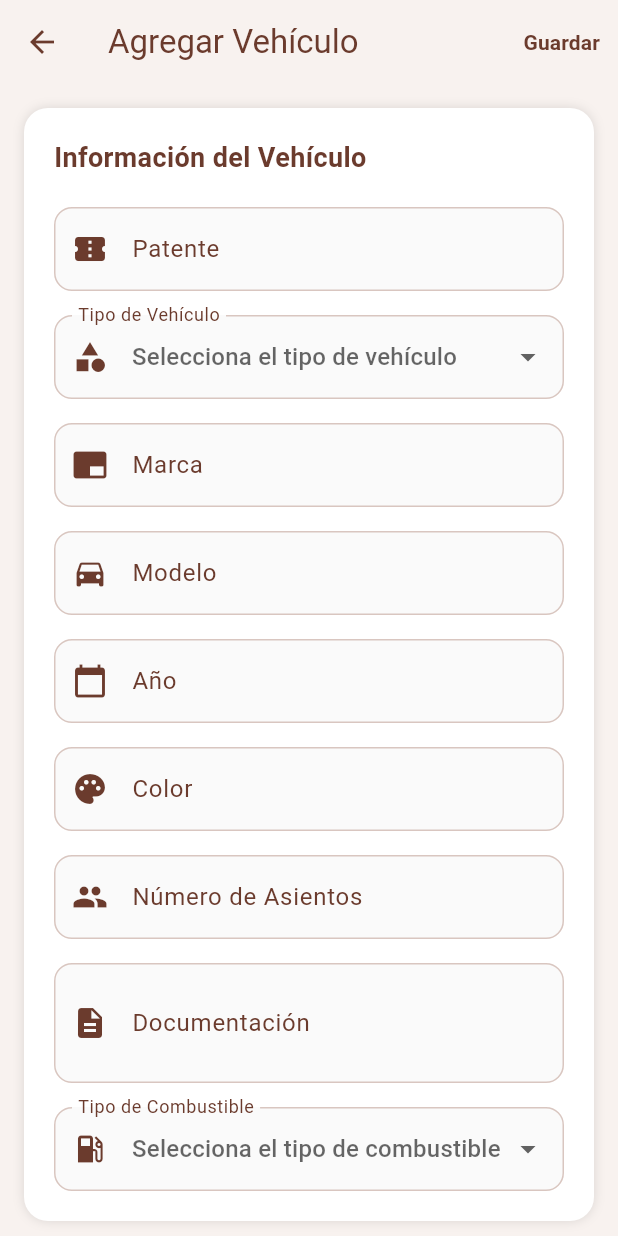
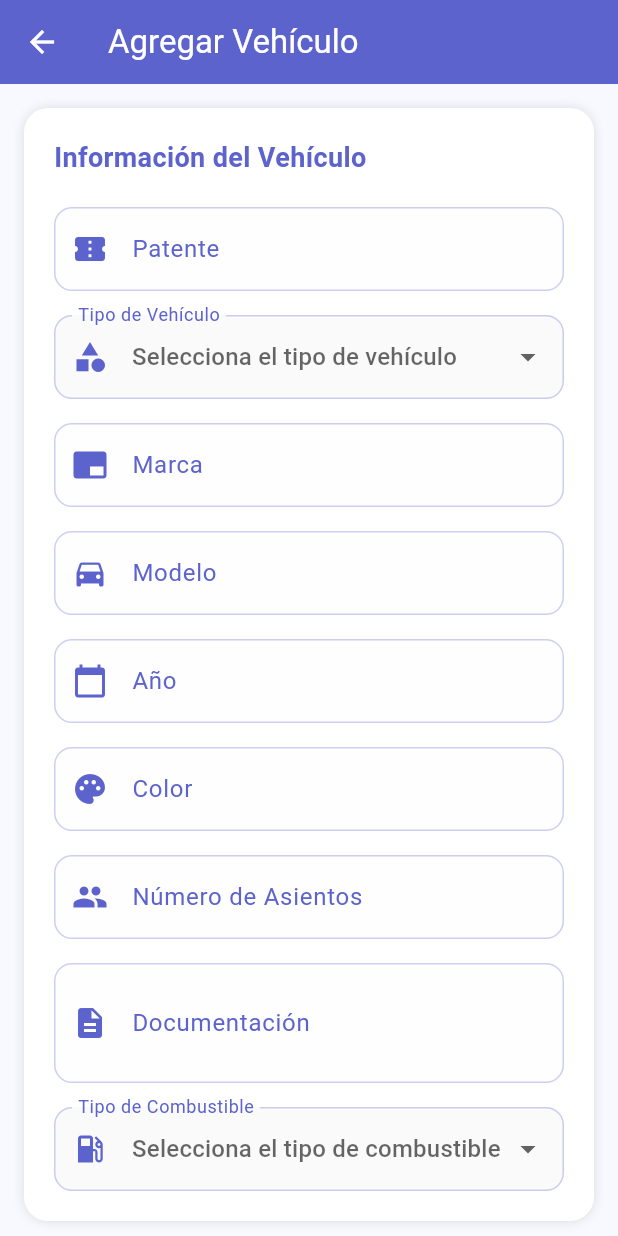
Before and after one commit to JoMULLOA/BioRuta, a Flutter app: the AgregarVehiculoPage screen opened directly, on a phone screen of 412 x 824 dp. Run offline on Flutter 3.47's test engine with Material 3 defaults, Android fonts, the phone set to English and light mode, and no system bars; our stand-ins replace fl_chart, flutter_local_notifications, flutter_secure_storage, geolocator, jwt_decoder, permission_handler and 2 more; missing offline and left inert: flutter_osm_plugin; accounts and stored records are empty.

Commit message:
colores de veiculos
colores de veiculos

```diff
--- a/frontend/lib/perfil/agregar_vehiculo.dart
+++ b/frontend/lib/perfil/agregar_vehiculo.dart
@@ -1,6 +1,9 @@
 import 'package:flutter/material.dart';
 import 'package:http/http.dart' as http;
+import 'package:provider/provider.dart';
 import 'dart:convert';
+import '../providers/theme_provider.dart';
+import '../config/app_colors.dart';
 import '../utils/token_manager.dart';
 import '../config/confGlobal.dart';
 
@@ -196,16 +199,23 @@ class _AgregarVehiculoPageState extends State<AgregarVehiculoPage> {
 
   @override
   Widget build(BuildContext context) {
-    final Color fondo = Color(0xFFF8F2EF);
-    final Color primario = Color(0xFF6B3B2D);
+    return Consumer<ThemeProvider>(
+      builder: (context, themeProvider, child) {
+        final primaryColor = themeProvider.isDarkMode
+            ? AppColors.primaryDark
+            : AppColors.primaryLight;
+        final backgroundColor = themeProvider.isDarkMode
+            ? AppColors.darkBackground
+            : AppColors.lightBackground;
 
-    return Scaffold(
-      backgroundColor: fondo,
+
+        return Scaffold(
+      backgroundColor: backgroundColor,
       appBar: AppBar(
-        backgroundColor: fondo,
+        backgroundColor: primaryColor,
         elevation: 0,
-        title: Text('Agregar Vehículo', style: TextStyle(color: primario)),
-        iconTheme: IconThemeData(color: primario),
+        title: Text('Agregar Vehículo', style: TextStyle(color: Colors.white)),
+        iconTheme: IconThemeData(color: Colors.white),
         actions: [
           if (!_isSaving)
             TextButton(
@@ -213,7 +223,7 @@ class _AgregarVehiculoPageState extends State<AgregarVehiculoPage> {
               child: Text(
                 'Guardar',
                 style: TextStyle(
-                  color: primario,
+                  color: primaryColor,
                   fontWeight: FontWeight.bold,
                 ),
               ),
@@ -244,7 +254,7 @@ class _AgregarVehiculoPageState extends State<AgregarVehiculoPage> {
                       style: TextStyle(
                         fontSize: 18,
                         fontWeight: FontWeight.bold,
-                        color: primario,
+                        color: primaryColor,
                       ),
                     ),
                     SizedBox(height: 20),
@@ -253,6 +263,7 @@ class _AgregarVehiculoPageState extends State<AgregarVehiculoPage> {
                       controller: _patenteController,
                       label: 'Patente',
                       icon: Icons.confirmation_number,
+                      isDarkMode: themeProvider.isDarkMode,
                       hint: 'XXXX11 o XX1111',
                       validator: (value) {
                         if (value == null || value.isEmpty) {
@@ -281,15 +292,15 @@ class _AgregarVehiculoPageState extends State<AgregarVehiculoPage> {
                       hint: Text('Selecciona el tipo de vehículo'),
                       decoration: InputDecoration(
                         labelText: 'Tipo de Vehículo',
-                        prefixIcon: Icon(Icons.category, color: primario),
-                        labelStyle: TextStyle(color: primario),
+                        prefixIcon: Icon(Icons.category, color: primaryColor),
+                        labelStyle: TextStyle(color: primaryColor),
                         enabledBorder: OutlineInputBorder(
                           borderRadius: BorderRadius.circular(12),
-                          borderSide: BorderSide(color: Color(0xFF8D4F3A).withOpacity(0.3)),
+                          borderSide: BorderSide(color: primaryColor.withOpacity(0.3)),
                         ),
                         focusedBorder: OutlineInputBorder(
                           borderRadius: BorderRadius.circular(12),
-                          borderSide: BorderSide(color: primario, width: 2),
+                          borderSide: BorderSide(color: primaryColor, width: 2),
                         ),
                         errorBorder: OutlineInputBorder(
                           borderRadius: BorderRadius.circular(12),
@@ -326,6 +337,7 @@ class _AgregarVehiculoPageState extends State<AgregarVehiculoPage> {
                       controller: _marcaController,
                       label: 'Marca',
                       icon: Icons.branding_watermark,
+                      isDarkMode: themeProvider.isDarkMode,
                       hint: 'Ej: Toyota, Ford, Chevrolet',
                       validator: (value) {
                         if (value == null || value.isEmpty) {
@@ -343,6 +355,7 @@ class _AgregarVehiculoPageState extends State<AgregarVehiculoPage> {
                       controller: _modeloController,
                       label: 'Modelo',
                       icon: Icons.directions_car,
+                      isDarkMode: themeProvider.isDarkMode,
                       hint: 'Ej: Corolla, Focus, Aveo',
                       validator: (value) {
                         if (value == null || value.isEmpty) {
@@ -360,6 +373,7 @@ class _AgregarVehiculoPageState extends State<AgregarVehiculoPage> {
                       controller: _anoController,
                       label: 'Año',
                       icon: Icons.calendar_today,
+                      isDarkMode: themeProvider.isDarkMode,
                       hint: 'Ej: 2020, 2018, 2015',
                       keyboardType: TextInputType.number,
                       validator: (value) {
@@ -380,6 +394,7 @@ class _AgregarVehiculoPageState extends State<AgregarVehiculoPage> {
                       controller: _colorController,
                       label: 'Color',
                       icon: Icons.palette,
+                      isDarkMode: themeProvider.isDarkMode,
                       hint: 'Ej: Blanco, Negro, Rojo',
                       validator: (value) {
                         if (value == null || value.isEmpty) {
@@ -394,6 +409,7 @@ class _AgregarVehiculoPageState extends State<AgregarVehiculoPage> {
                       controller: _asientosController,
                       label: 'Número de Asientos',
                       icon: Icons.people,
+                      isDarkMode: themeProvider.isDarkMode,
                       hint: 'Ej: 4, 5, 7',
                       keyboardType: TextInputType.number,
                       validator: (value) {
@@ -413,6 +429,7 @@ class _AgregarVehiculoPageState extends State<AgregarVehiculoPage> {
                       controller: _documentacionController,
                       label: 'Documentación',
                       icon: Icons.description,
+                      isDarkMode: themeProvider.isDarkMode,
                       hint: 'Ej: Revisión técnica al día, seguro vigente',
                       maxLines: 2,
                       validator: (value) {
@@ -430,15 +447,15 @@ class _AgregarVehiculoPageState extends State<AgregarVehiculoPage> {
                       hint: Text('Selecciona el tipo de combustible'),
                       decoration: InputDecoration(
                         labelText: 'Tipo de Combustible',
-                        prefixIcon: Icon(Icons.local_gas_station, color: primario),
-                        labelStyle: TextStyle(color: primario),
+                        prefixIcon: Icon(Icons.local_gas_station, color: primaryColor),
+                        labelStyle: TextStyle(color: primaryColor),
                         enabledBorder: OutlineInputBorder(
                           borderRadius: BorderRadius.circular(12),
-                          borderSide: BorderSide(color: Color(0xFF8D4F3A).withOpacity(0.3)),
+                          borderSide: BorderSide(color: primaryColor.withOpacity(0.3)),
                         ),
                         focusedBorder: OutlineInputBorder(
                           borderRadius: BorderRadius.circular(12),
-                          borderSide: BorderSide(color: primario, width: 2),
+                          borderSide: BorderSide(color: primaryColor, width: 2),
                         ),
                         errorBorder: OutlineInputBorder(
                           borderRadius: BorderRadius.circular(12),
@@ -481,7 +498,7 @@ class _AgregarVehiculoPageState extends State<AgregarVehiculoPage> {
                 child: ElevatedButton(
                   onPressed: _isSaving ? null : _saveVehiculo,
                   style: ElevatedButton.styleFrom(
-                    backgroundColor: primario,
+                    backgroundColor: primaryColor,
                     foregroundColor: Colors.white,
                     padding: EdgeInsets.symmetric(vertical: 16),
                     shape: RoundedRectangleBorder(
@@ -505,20 +522,23 @@ class _AgregarVehiculoPageState extends State<AgregarVehiculoPage> {
         ),
       ),
     );
+      },
+    );
   }
 
   Widget _buildTextField({
     required TextEditingController controller,
     required String label,
     required IconData icon,
+    required bool isDarkMode,
     String? hint,
     int maxLines = 1,
     TextInputType? keyboardType,
     String? Function(String?)? validator,
     void Function(String)? onChanged,
   }) {
-    final Color primario = Color(0xFF6B3B2D);
-    final Color secundario = Color(0xFF8D4F3A);
+    final primaryColor = isDarkMode ? AppColors.primaryDark : AppColors.primaryLight;
+    final backgroundColor = isDarkMode ? AppColors.darkBackground : AppColors.lightBackground;
 
     return TextFormField(
       controller: controller,
@@ -529,16 +549,16 @@ class _AgregarVehiculoPageState extends State<AgregarVehiculoPage> {
       decoration: InputDecoration(
         labelText: label,
         hintText: hint,
-        prefixIcon: Icon(icon, color: primario),
-        labelStyle: TextStyle(color: primario),
+        prefixIcon: Icon(icon, color: primaryColor),
+        labelStyle: TextStyle(color: primaryColor),
         hintStyle: TextStyle(color: Colors.grey[400]),
         enabledBorder: OutlineInputBorder(
           borderRadius: BorderRadius.circular(12),
-          borderSide: BorderSide(color: secundario.withOpacity(0.3)),
+          borderSide: BorderSide(color: primaryColor.withOpacity(0.3)),
         ),
         focusedBorder: OutlineInputBorder(
           borderRadius: BorderRadius.circular(12),
-          borderSide: BorderSide(color: primario, width: 2),
+          borderSide: BorderSide(color: primaryColor, width: 2),
         ),
         errorBorder: OutlineInputBorder(
           borderRadius: BorderRadius.circular(12),
@@ -549,7 +569,7 @@ class _AgregarVehiculoPageState extends State<AgregarVehiculoPage> {
           borderSide: BorderSide(color: Colors.red, width: 2),
         ),
         filled: true,
-        fillColor: Colors.grey[50],
+        fillColor: backgroundColor.withOpacity(0.1),
       ),
     );
   }
```
Also changed, not shown: frontend/lib/perfil/editar_vehiculo.dart (+47 -26 lines).
